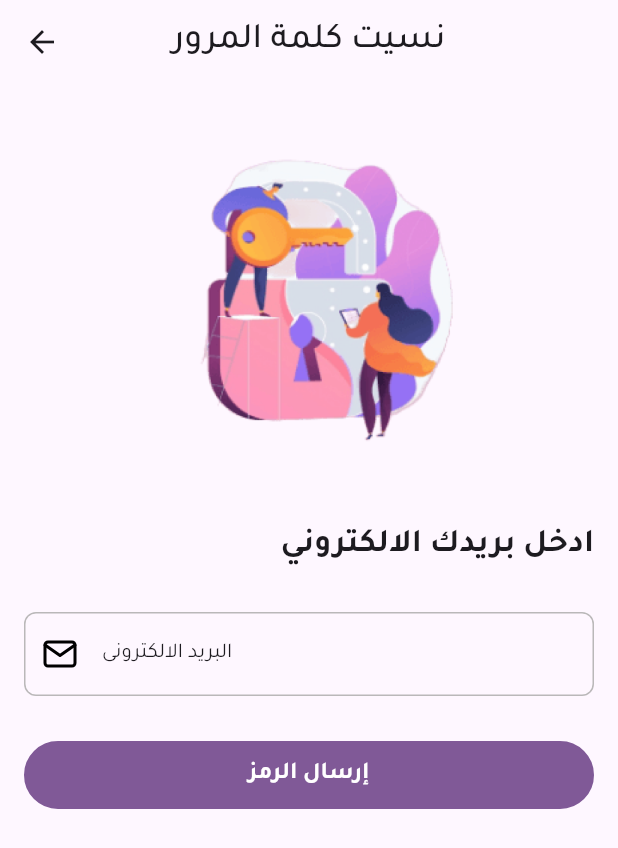
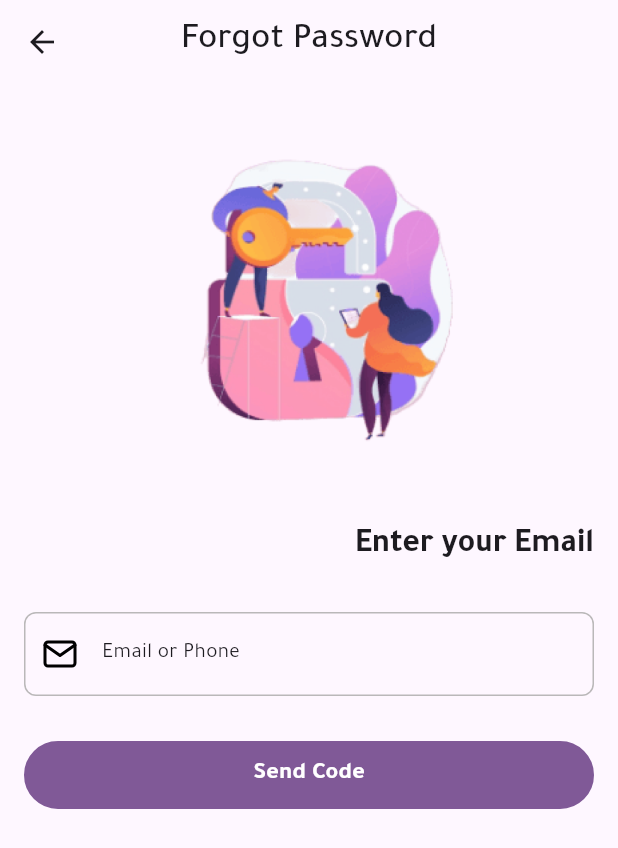
Before and after one commit to elsankry02/Lady_Driver_App, a Flutter app: the ForgetPasswordPage screen opened by its route, on a phone screen of 412 x 824 dp. Shown: the top 848 px of the screen. Run offline on Flutter 3.47's test engine with Material 3 defaults, Android fonts, the phone set to English and light mode, and no system bars; our stand-ins replace auto_route, bloc, flutter_bloc, flutter_svg, image_picker, pinput and 1 more; accounts and stored records are empty.

Commit message:
finished add Localizations to forgot password

```diff
--- a/lib/home/pages/forget_password/forget_password_page.dart
+++ b/lib/home/pages/forget_password/forget_password_page.dart
@@ -1,5 +1,7 @@
 import 'package:auto_route/auto_route.dart';
 import 'package:flutter/material.dart';
+import 'package:lady_driver/l10n/app_localizations.dart';
+
 import '../../../core/components/custom_botton.dart';
 import '../../../core/components/custom_textformfield.dart';
 import '../../../core/constant/color_manger.dart';
@@ -33,7 +35,7 @@ class _ForgetPasswordPageState extends State<ForgetPasswordPage> {
         centerTitle: true,
         //! نسيت كلمة المرور
         title: Text(
-          'نسيت كلمة المرور',
+          AppLocalizations.of(context)!.forgotPassword,
           style: textTheme.headlineSmall!.copyWith(fontWeight: FontWeight.w500),
         ),
       ),
@@ -51,7 +53,7 @@ class _ForgetPasswordPageState extends State<ForgetPasswordPage> {
             const SizedBox(height: 20),
             //! ادخل بريدك الالكتروني
             Text(
-              'ادخل بريدك الالكتروني',
+              AppLocalizations.of(context)!.enterYourEmail,
               textAlign: TextAlign.end,
               style:
                   textTheme.titleLarge!.copyWith(fontWeight: FontWeight.w700),
@@ -68,7 +70,7 @@ class _ForgetPasswordPageState extends State<ForgetPasswordPage> {
               },
               controller: emailController,
               suffixIcon: SvgManger.kMail,
-              hintText: 'البريد الالكترونى',
+              hintText: AppLocalizations.of(context)!.email,
             ),
             const SizedBox(height: 30),
             //! إرسال الرمز
@@ -76,8 +78,8 @@ class _ForgetPasswordPageState extends State<ForgetPasswordPage> {
               onTap: () {
                 formkey.currentState!.validate();
               },
-              child: const CustomBotton(
-                  text: 'إرسال الرمز',
+              child: CustomBotton(
+                  text: AppLocalizations.of(context)!.sendCode,
                   color: ColorManger.kPrimaryColor,
                   textThemeColor: ColorManger.kWhite,
                   borderColor: ColorManger.kPrimaryColor),
--- a/lib/l10n/app_ar.arb
+++ b/lib/l10n/app_ar.arb
@@ -24,8 +24,10 @@
  "client":"عميل",
  "femaleDriver":"سائقة",
  "registerAs" : "تسجيل الدخول ک",
- "changeLanguage" : "تغيير اللغه"
-
+ "changeLanguage" : "تغيير اللغه",
+ "forgotPassword" : "هل نسيت كلمه المرور",
+ "enterYourEmail" : "ادخل بريدك الالكتروني",
+  "sendCode" : "إرسال الرمز"
 
 
     }
--- a/lib/l10n/app_en.arb
+++ b/lib/l10n/app_en.arb
@@ -24,8 +24,10 @@
 "client":"Client",
 "femaleDriver":"Female Driver",
 "registerAs" : "Register as",
-"changeLanguage" : "Change Language"
-
+"changeLanguage" : "Change Language",
+"forgotPassword" : "Forgot Password",
+"enterYourEmail" : "Enter your Email",
+"sendCode":"Send Code"
 
 
 
--- a/lib/l10n/app_localizations.dart
+++ b/lib/l10n/app_localizations.dart
@@ -244,6 +244,24 @@ abstract class AppLocalizations {
   /// In en, this message translates to:
   /// **'Change Language'**
   String get changeLanguage;
+
+  /// No description provided for @forgotPassword.
+  ///
+  /// In en, this message translates to:
+  /// **'Forgot Password'**
+  String get forgotPassword;
+
+  /// No description provided for @enterYourEmail.
+  ///
+  /// In en, this message translates to:
+  /// **'Enter your Email'**
+  String get enterYourEmail;
+
+  /// No description provided for @sendCode.
+  ///
+  /// In en, this message translates to:
+  /// **'Send Code'**
+  String get sendCode;
 }
 
 class _AppLocalizationsDelegate extends LocalizationsDelegate<AppLocalizations> {
--- a/lib/l10n/app_localizations_en.dart
+++ b/lib/l10n/app_localizations_en.dart
@@ -80,4 +80,13 @@ class AppLocalizationsEn extends AppLocalizations {
 
   @override
   String get changeLanguage => 'Change Language';
+
+  @override
+  String get forgotPassword => 'Forgot Password';
+
+  @override
+  String get enterYourEmail => 'Enter your Email';
+
+  @override
+  String get sendCode => 'Send Code';
 }
```
Also changed, not shown: lib/l10n/app_localizations_ar.dart (+9 -0 lines).
